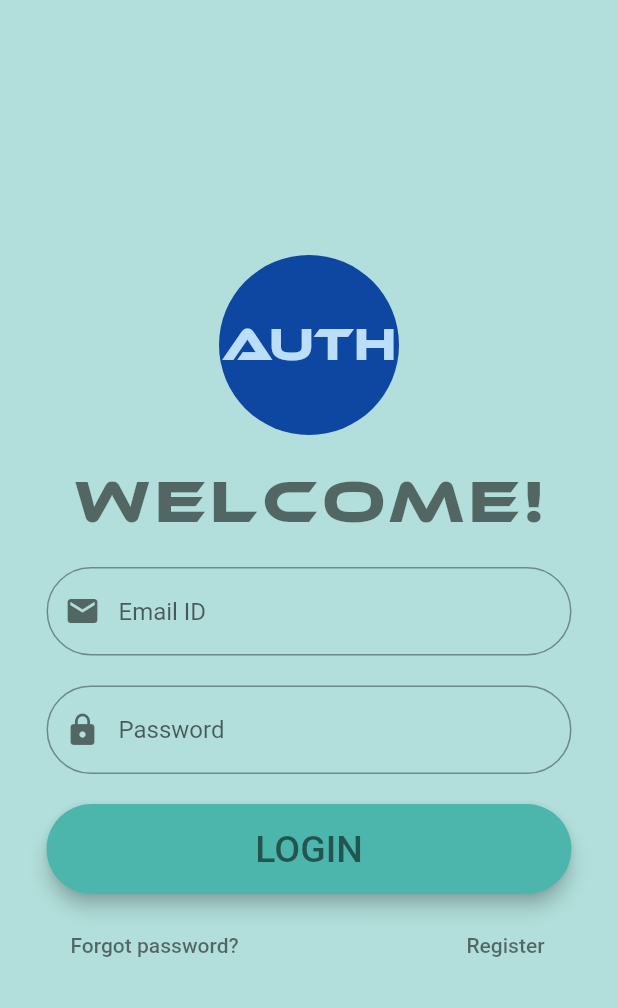
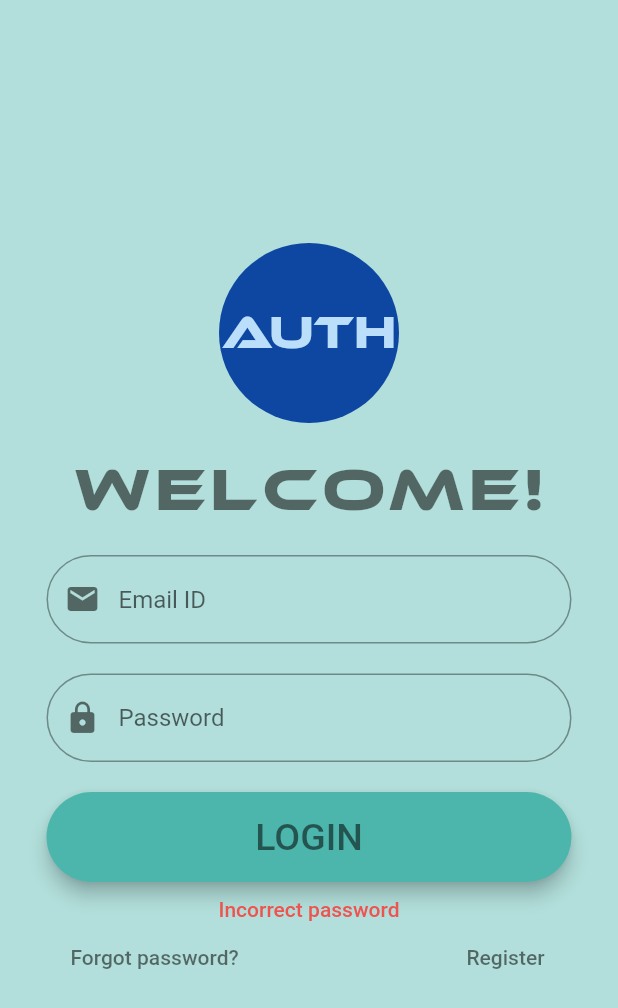
Before and after one commit to urantiatech/authenticator_flutter, a Flutter app: the screen it shows after launch, after a tap on "LOGIN", on a phone screen of 412 x 824 dp. Shown: the top 1008 px of the screen. Run offline on Flutter 3.47's test engine with Material 2 defaults, Android fonts, the phone set to English and light mode, and no system bars.

Commit message:
v1.0 | added password validation

```diff
--- a/lib/main.dart
+++ b/lib/main.dart
@@ -20,6 +20,8 @@ class LoginPage extends StatefulWidget {
 }
 
 class _LoginPageState extends State<LoginPage> {
+  bool isPasswordWrong = false;
+  final _formKey = GlobalKey<FormState>();
   TextEditingController controllerEmail = TextEditingController();
   TextEditingController controllerPassword = TextEditingController();
   @override
@@ -27,6 +29,8 @@ class _LoginPageState extends State<LoginPage> {
     return SafeArea(
       child: Center(
         child: SingleChildScrollView(
+          child: Form(
+            key: _formKey,
             child: Column(
               // mainAxisSize: MainAxisSize.max,
               // mainAxisAlignment: MainAxisAlignment.center,
@@ -115,6 +119,9 @@ class _LoginPageState extends State<LoginPage> {
                     onPressed: () {
                       // print(controllerEmail.text);
                       // print(controllerPassword.text);
+                      setState(() {
+                        isPasswordWrong = false;
+                      });
                       var email = controllerEmail.text;
                       bool emailValid = RegExp(
                               r"^[a-zA-Z0-9.a-zA-Z0-9.!#$%&'*+-/=?^_`{|}~]+@[a-zA-Z0-9]+\.[a-zA-Z]+")
@@ -128,6 +135,10 @@ class _LoginPageState extends State<LoginPage> {
                             builder: (context) => UserListPage(),
                           ),
                         );
+                      } else if (controllerPassword.text != 'admin') {
+                        setState(() {
+                          isPasswordWrong = true;
+                        });
                       } else if (!emailValid) {
                         print('Invalid Email');
                       } else {
@@ -148,6 +159,18 @@ class _LoginPageState extends State<LoginPage> {
                 ),
                 SizedBox(
                   height: 10,
+                ),
+                Visibility(
+                  visible: isPasswordWrong,
+                  child: Container(
+                    child: Text(
+                      'Incorrect password',
+                      style: TextStyle(
+                        color: Colors.red[400],
+                        fontWeight: FontWeight.w500,
+                      ),
+                    ),
+                  ),
                 ),
                 Container(
                   width: 350,
@@ -187,6 +210,7 @@ class _LoginPageState extends State<LoginPage> {
             ),
           ),
         ),
+      ),
     );
   }
 }
```
Also changed, not shown: lib/register.dart (+22 -0 lines). Lines whose indentation alone changed are shown as unchanged.
